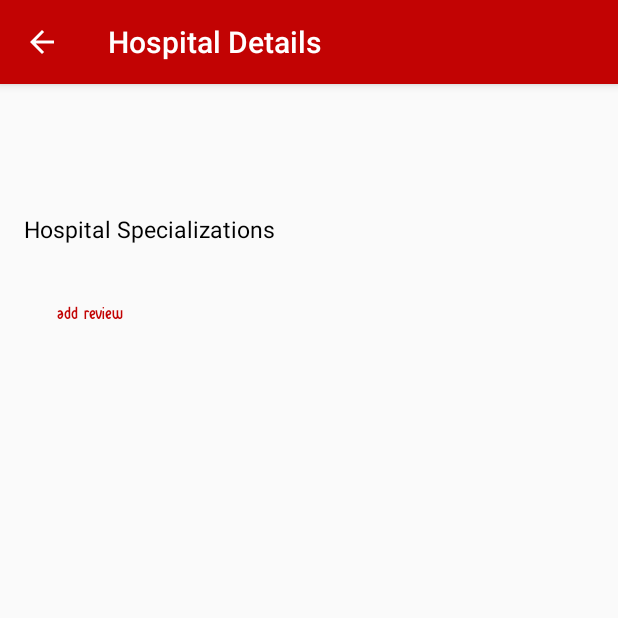
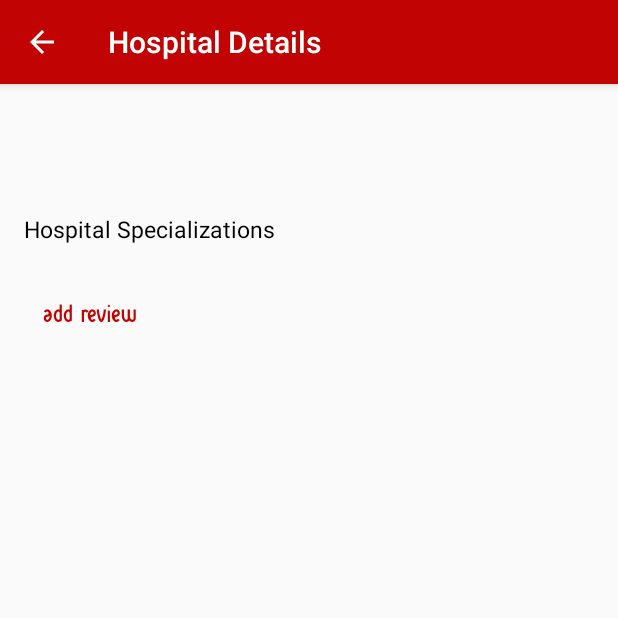
Before and after one commit to FatemaT/software-engineering-Project, an Android app: the Hospital_detail screen opened directly, with no data from a screen before it, on a phone screen of 412 x 824 dp, the top half of it. Run offline under Robolectric (Android 15) with nearby library versions, the phone set to English and light mode, and no system bars; 1 statement that could not run was skipped.

Commit message:
Simple Layout fixes

```diff
--- a/TouristAssist/app/src/main/res/layout/content_bar_detail.xml
+++ b/TouristAssist/app/src/main/res/layout/content_bar_detail.xml
@@ -56,6 +56,7 @@
         android:id="@+id/button_add_review"
         style="@style/Widget.AppCompat.Button.Borderless"
         android:theme="@style/MyButton"
+        android:textSize="20dp"
         android:layout_below="@id/bDisco"
         android:textColor="@color/colorPrimary" />
 
--- a/TouristAssist/app/src/main/res/layout/content_hospital_detail.xml
+++ b/TouristAssist/app/src/main/res/layout/content_hospital_detail.xml
@@ -58,6 +58,7 @@
         style="@style/Widget.AppCompat.Button.Borderless"
         android:theme="@style/MyButton"
         android:layout_below="@id/hSpec"
+        android:textSize="20dp"
         android:textColor="@color/colorPrimary" />
     <LinearLayout
         android:layout_width="wrap_content"
--- a/TouristAssist/app/src/main/res/layout/content_hotel_detail.xml
+++ b/TouristAssist/app/src/main/res/layout/content_hotel_detail.xml
@@ -44,6 +44,7 @@
         android:id="@+id/button_add_review"
         style="@style/Widget.AppCompat.Button.Borderless"
         android:theme="@style/MyButton"
+        android:textSize="20dp"
         android:layout_below="@id/hinfo"
         android:textColor="@color/colorPrimary" />
 
--- a/TouristAssist/app/src/main/res/layout/content_mall_detail.xml
+++ b/TouristAssist/app/src/main/res/layout/content_mall_detail.xml
@@ -77,6 +77,7 @@
         android:id="@+id/button_add_review"
         style="@style/Widget.AppCompat.Button.Borderless"
         android:theme="@style/MyButton"
+        android:textSize="20dp"
         android:layout_below="@id/mS"
         android:textColor="@color/colorPrimary" />
 
--- a/TouristAssist/app/src/main/res/layout/content_museum_detail.xml
+++ b/TouristAssist/app/src/main/res/layout/content_museum_detail.xml
@@ -56,6 +56,7 @@
         style="@style/Widget.AppCompat.Button.Borderless"
         android:theme="@style/MyButton"
         android:layout_below="@id/aFee"
+        android:textSize="20dp"
         android:textColor="@color/colorPrimary" />
     <LinearLayout
         android:layout_width="wrap_content"
--- a/TouristAssist/app/src/main/res/layout/content_restaurant_detail.xml
+++ b/TouristAssist/app/src/main/res/layout/content_restaurant_detail.xml
@@ -63,6 +63,7 @@
         android:id="@+id/button_add_review"
         style="@style/Widget.AppCompat.Button.Borderless"
         android:theme="@style/MyButton"
+        android:textSize="20dp"
         android:layout_below="@id/rCui"
         android:textColor="@color/colorPrimary" />
 
--- a/TouristAssist/app/src/main/res/layout/content_show_detail.xml
+++ b/TouristAssist/app/src/main/res/layout/content_show_detail.xml
@@ -59,6 +59,7 @@
         android:id="@+id/button_add_review"
         style="@style/Widget.AppCompat.Button.Borderless"
         android:theme="@style/MyButton"
+        android:textSize="20dp"
         android:layout_below="@id/sshows"
         android:textColor="@color/colorPrimary" />
 
```
Also changed, not shown: 2 other files.
